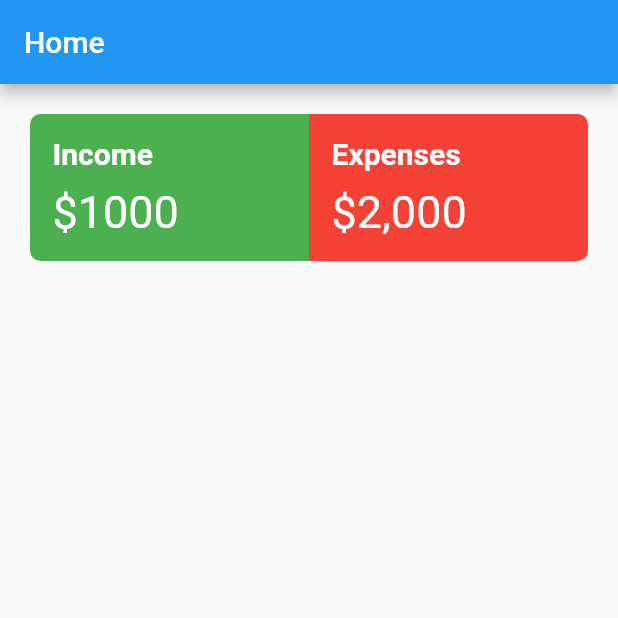
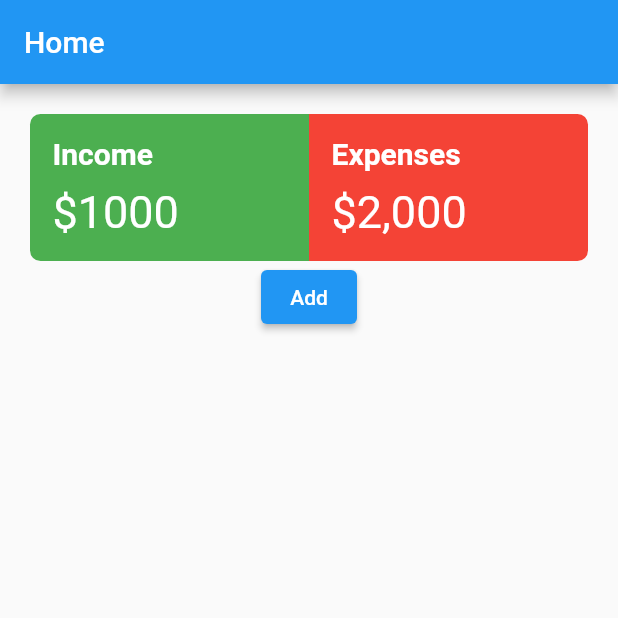
Before and after one commit to Lucasmercado101/flutter-finance-app, a Flutter app: the screen it shows after launch, on a phone screen of 412 x 824 dp, the top half of it. Run offline on Flutter 3.47's test engine with Material 2 defaults, Android fonts, the phone set to English and light mode, and no system bars.

Commit message:
added button to go to /add/

```diff
--- a/lib/pages/home.dart
+++ b/lib/pages/home.dart
@@ -17,7 +17,9 @@ class _HomePageState extends State<HomePage> {
         ),
         Container(
           padding: const EdgeInsets.all(20),
-          child: Row(
+          child: Column(
+            children: [
+              Row(
                 children: [
                   Expanded(
                     child: Container(
@@ -83,6 +85,14 @@ class _HomePageState extends State<HomePage> {
                   ),
                 ],
               ),
+              ElevatedButton(
+                child: Text("Add"),
+                onPressed: () {
+                  Navigator.pushNamed(context, "/add");
+                },
+              ),
+            ],
+          ),
         ),
       ]),
     );
```
Lines whose indentation alone changed are shown as unchanged.
